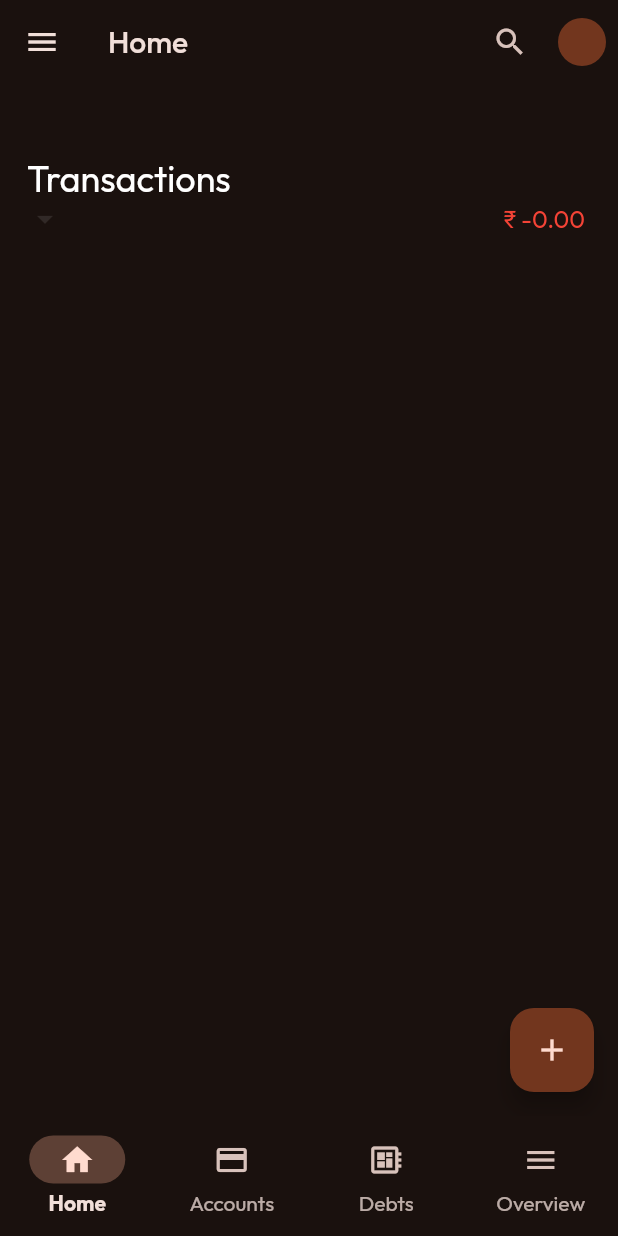
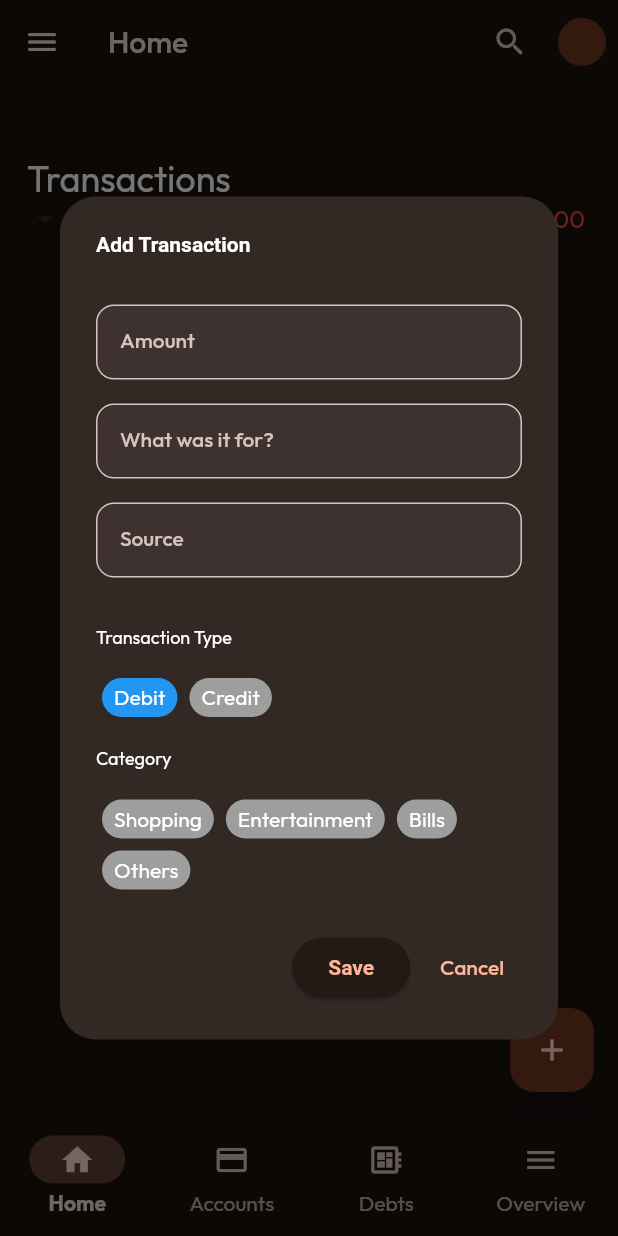
Before and after one commit to aakashjangidme/expense_manager_x, a Flutter app: the screen it shows after launch, after a tap on the "add" icon, on a phone screen of 412 x 824 dp. Run offline on Flutter 3.47's test engine with Material 2 defaults, Android fonts, the phone set to English and light mode, and no system bars; drawn by our look-alikes of dynamic_color; our stand-ins replace flutter_riverpod, freezed_annotation, go_router, google_fonts, hive, hive_flutter and 3 more; missing offline and left inert: flutter_isolate, sms_advanced; accounts and stored records are empty; generated files the repository leaves out were written again.

Commit message:
add txn feature added - mvp

```diff
--- a/lib/app/features/home/data/datasources/local/hive/transaction.dart
+++ b/lib/app/features/home/data/datasources/local/hive/transaction.dart
@@ -1,35 +1,25 @@
+import 'package:freezed_annotation/freezed_annotation.dart';
 import 'package:hive/hive.dart';
 
 import '../../../../../../core/configs/constants.dart';
 
 part 'transaction.g.dart';
 
-@HiveType(typeId: 0)
-class Transaction extends HiveObject {
-  @HiveField(0)
-  int? id;
-  @HiveField(1)
-  String? transactionTitle;
-  @HiveField(2)
-  TxnType? txnType;
-  @HiveField(3)
-  String? transactionSource;
-  @HiveField(4)
-  DateTime? transactionDate;
-  @HiveField(5)
-  double? transactionAmount;
-  @HiveField(6)
-  String? transactionCategory;
-  @HiveField(7)
-  String? txnBody;
+part 'transaction.freezed.dart';
 
-  Transaction(
-      {this.id,
-        this.transactionTitle,
-        this.transactionCategory,
-        this.txnType,
-        this.transactionSource,
-        this.transactionDate,
-        this.transactionAmount,
-        this.txnBody});
+@freezed
+abstract class Transaction extends HiveObject with _$Transaction {
+  Transaction._();
+
+  @HiveType(typeId: 0)
+  factory Transaction({
+    @HiveField(0) required int? id,
+    @HiveField(1) required String? transactionTitle,
+    @HiveField(2) required TxnType? txnType,
+    @HiveField(3) required String? transactionSource,
+    @HiveField(4) required DateTime? transactionDate,
+    @HiveField(5) required double? transactionAmount,
+    @HiveField(6) required String? transactionCategory,
+    @HiveField(7) required String? txnBody,
+  }) = _Transaction;
 }
--- a/lib/app/features/home/domain/repositories/transaction_repository.dart
+++ b/lib/app/features/home/domain/repositories/transaction_repository.dart
@@ -7,4 +7,5 @@ abstract class TransactionRepository {
   Future<void> updateTransaction(TransactionInfo updatedTransaction);
   Future<void> insertTransaction(TransactionInfo newTransactionInfo) ;
   Future<void> deleteTransaction(TransactionInfo newTransactionInfo) ;
+  Future<void> deleteAllTransactions() ;
 }
--- a/lib/app/features/home/presentation/providers/sms_provider.dart
+++ b/lib/app/features/home/presentation/providers/sms_provider.dart
@@ -17,6 +17,7 @@ Future<List<SmsMessage>> fetchSMSMessages(dynamic arg) async {
   return await SmsQuery().querySms(kinds: [SmsQueryKind.Inbox]);
 }
 
+/// Fetches all SMS messages from the device in a background isolate.
 Future<List<SmsMessage>> fetchSMSMessagesInBackground() async {
   log('fetchSMSMessagesInBackground');
   return await flutterCompute(fetchSMSMessages, 1);
@@ -25,27 +26,69 @@ Future<List<SmsMessage>> fetchSMSMessagesInBackground() async {
 @riverpod
 Future<List<TransactionInfo>> transactionListFromSMSIsolate(
     TransactionListFromSMSIsolateRef ref) async {
-  List<TransactionInfo> txnInfoList = [];
+  final transactionRepository = ref.watch(transactionRepositoryProvider);
+  final cachedTransactions = await transactionRepository.getAllTransactions();
+  final smsMessages = await fetchSMSMessages(1);
+
+  final newTransactions = smsMessages
+      .map(extractTransactionalInfo)
+      .where((txn) => !transactionExistsInCache(txn.id, cachedTransactions))
+      .toList();
+
+  // await transactionRepository.deleteAllTransactions();
+
+  await transactionRepository.insertAllTransactions(newTransactions);
+
+  return await transactionRepository.getAllTransactions();
+}
+
+bool transactionExistsInCache(
+    int txnId, List<TransactionInfo> cachedTransactions) {
+  return cachedTransactions.any((txn) => txn.id == txnId);
+}
+
+/*
+@riverpod
+Future<List<TransactionInfo>> transactionListFromSMSIsolate(
+    TransactionListFromSMSIsolateRef ref) async {
+  List<TransactionInfo> finalTxnInfoList = [];
   try {
     log('entering transactionListFromSMSIsolate...');
 
-    final txnRepo = ref.watch(transactionRepositoryProvider);
 
-    // If not, fetch SMS messages on a background isolate
-    final List<SmsMessage> smsList = await fetchSMSMessages(null);
-    log('transactionListFromSMSIsolate::smsList.length ${smsList.length}');
+    final transactionRepository = ref.watch(transactionRepositoryProvider);
+    final cachedTransactions = await transactionRepository.getAllTransactions();
+    final List<SmsMessage> smsMessages  = await _fetchSMSMessages(null);
 
-    txnInfoList = smsList.map(extractTransactionalInfo).toList();
+    log('transactionListFromSMSIsolate::smsMessages .length ${smsMessages .length}');
 
-    log('transactionListFromSMSIsolate::txnInfoList.length ${txnInfoList.length}');
+    final txnInfoListExtractedFromSMS =
+    smsMessages.map(extractTransactionalInfo).toList();
 
-    await txnRepo.insertAllTransactions(txnInfoList);
 
-    log('transactionListFromSMSIsolate::txnList.length ${txnInfoList.length}');
+    final newTransactions = smsMessages
+        .map(extractTransactionalInfo)
+        .where((txn) => !transactionExistsInCache(txn.id, cachedTransactions))
+        .toList();
+
+    log('transactionListFromSMSIsolate::txnInfoListExtractedFromSMS.length ${txnInfoListExtractedFromSMS.length}');
+
+    log('transactionListFromSMSIsolate::txnInfoListFromCache.length ${txnInfoListFromCache.length}');
+
+    for (var txn in txnInfoListExtractedFromSMS) {
+      if (!transactionExistsInCache(txn.id, txnInfoListFromCache)) {
+        await txnRepo.insertTransaction(txn);
+      }
+    }
+
+    final finalTxnInfoList = await txnRepo.getAllTransactions();
+
+    log('transactionListFromSMSIsolate::finalTxnInfoList.length ${finalTxnInfoList.length}');
   } catch (error, stack) {
     log('transactionListFromSMSIsolate::error',
         error: error, stackTrace: stack);
   }
 
-  return txnInfoList;
+  return finalTxnInfoList;
 }
+*/
--- a/lib/app/features/home/presentation/providers/transaction_provider.dart
+++ b/lib/app/features/home/presentation/providers/transaction_provider.dart
@@ -7,9 +7,10 @@ import 'package:riverpod_annotation/riverpod_annotation.dart';
 
 import '../../../../core/configs/constants.dart';
 import '../../domain/models/transaction_info.dart';
+import '../../domain/providers/txn_repository_provider.dart';
 
 part 'transaction_provider.g.dart';
-
+/*
 @riverpod
 List<TransactionInfo> debitTransactions(DebitTransactionsRef ref) {
   final txnList = ref.watch(transactionListFromSMSIsolateProvider);
@@ -23,6 +24,7 @@ List<TransactionInfo> debitTransactions(DebitTransactionsRef ref) {
       .where((element) => element.txnType == TxnType.debit)
       .toList();
 }
+*/
 
 // Provider for handling permission status
 @riverpod
@@ -40,7 +42,6 @@ class SMSPermissionStatus extends _$SMSPermissionStatus {
 class FilteredTransactions extends _$FilteredTransactions {
   @override
   Future<List<TransactionInfo>> build() async {
-    // final smsMessagesProvider = ref.watch(sMSNotifierProvider);
     final selectedMonth = ref.watch(selectedMonthProvider);
     final debitTransactions = ref.watch(debitTransactionsProvider);
 
@@ -57,6 +58,10 @@ class FilteredTransactions extends _$FilteredTransactions {
         return formattedDate == selectedMonth;
       }).toList();
     }
+
+    // Sort the filtered transactions by transactionDate
+    filteredTransactions
+        .sort((a, b) => b.transactionDate.compareTo(a.transactionDate));
 
     return filteredTransactions;
   }
@@ -134,3 +139,32 @@ List<String> uniqueMonths(UniqueMonthsRef ref) {
 
   return [];
 }
+
+@riverpod
+class DebitTransactions extends _$DebitTransactions {
+  @override
+  List<TransactionInfo> build() {
+    final txnList = ref.watch(transactionListFromSMSIsolateProvider);
+
+    log('debitTransactions::txnList.hasValue ${txnList.hasValue}');
+
+    if (!txnList.hasValue) {
+      return [];
+    }
+
+    return txnList.valueOrNull!
+        .where((element) => element.txnType == TxnType.debit)
+        .toList();
+  }
+
+  Future<void> addTransaction(TransactionInfo info) async {
+    final txnRepo = ref.watch(transactionRepositoryProvider);
+
+    await txnRepo.insertTransaction(info);
+
+    final txnList = await txnRepo.getAllTransactions();
+
+    state =
+        txnList.where((element) => element.txnType == TxnType.debit).toList();
+  }
+}
--- a/lib/app/features/home/presentation/screens/home_screen.dart
+++ b/lib/app/features/home/presentation/screens/home_screen.dart
@@ -6,6 +6,7 @@ import 'package:sliver_tools/sliver_tools.dart';
 
 import '../../../../shared/widgets/custom_app_bar.dart';
 import '../providers/transaction_provider.dart';
+import '../widgets/add_txn_overlay.dart';
 import '../widgets/custom_heading.dart';
 import '../widgets/month_selector.dart';
 import '../widgets/total_balance_widget.dart';
@@ -30,7 +31,7 @@ class HomeScreen extends ConsumerWidget {
         key: const Key('accounts_mobile_appbar'),
       ),
       floatingActionButton: FloatingActionButton(
-        onPressed: () {},
+        onPressed: () => _showAddTransactionOverlay(context),
         child: const Icon(Icons.add),
       ),
       key: const Key('accounts_mobile'),
@@ -100,3 +101,8 @@ class HomeScreen extends ConsumerWidget {
         .updatePermissionStatus(status);
   }
 }
+
+void _showAddTransactionOverlay(BuildContext context) async {
+  await showDialog(
+      context: context, builder: (context) => const AddTxnOverlay());
+}
--- /dev/null
+++ b/lib/app/features/home/presentation/widgets/add_txn_overlay.dart
@@ -0,0 +1,252 @@
+import 'dart:developer';
+
+import 'package:expense_manager_x/app/core/configs/constants.dart';
+import 'package:flutter/material.dart';
+import 'package:flutter_riverpod/flutter_riverpod.dart';
+
+import '../../domain/models/transaction_info.dart';
+import '../providers/transaction_provider.dart';
+
+class InputFieldDescription {
+  final String label;
+  final String value;
+  final void Function(String?)? onSaved;
+  final String? Function(String?)? validator;
+
+  final dynamic providerName;
+
+  InputFieldDescription({
+    required this.label,
+    required this.value,
+    required this.providerName,
+    this.onSaved,
+    this.validator,
+  });
+}
+
+final fieldDescriptions = [
+  InputFieldDescription(
+      label: 'Amount',
+      value: 'Amount',
+      providerName: amountProvider,
+      validator: (value) {
+        if (value!.isEmpty) {
+          return "enter some amount!";
+        }
+        return null;
+      }),
+  InputFieldDescription(
+      label: 'What was it for?',
+      value: 'What was it for?',
+      providerName: titleProvider),
+  InputFieldDescription(
+    label: 'Source',
+    value: 'Source',
+    providerName: sourceProvider,
+  ),
+
+  // Add more input field descriptions here
+];
+
+final titleProvider = StateProvider.autoDispose<String?>((ref) => null);
+final sourceProvider = StateProvider.autoDispose<String?>((ref) => null);
+final typeProvider = StateProvider.autoDispose<TxnType>((ref) => TxnType.debit);
+final amountProvider = StateProvider.autoDispose<String?>((ref) => null);
+final categoryProvider = StateProvider.autoDispose<String>((ref) => '');
+
+class AddTxnOverlay extends ConsumerStatefulWidget {
+  const AddTxnOverlay({super.key});
+
+  @override
+  ConsumerState<AddTxnOverlay> createState() => _AddTxnOverlayState();
+}
+
+class _AddTxnOverlayState extends ConsumerState<AddTxnOverlay> {
+  final GlobalKey<FormState> _formKey = GlobalKey<FormState>();
+
+  void _saveTransaction() async {
+    if (_formKey.currentState!.validate()) {
+      _formKey.currentState!.save();
+
+      // Data is valid, you can save the transaction
+      // Create a TransactionInfo object and save it to your data store
+
+      final String amt = ref.watch(amountProvider) ?? "0";
+      final String txnTitle = ref.watch(titleProvider) ?? "";
+      final String transactionSource = ref.watch(sourceProvider) ?? "";
+
+      TransactionInfo newTxn = TransactionInfo(
+        id: 940,
+        // Replace with the appropriate ID
+        transactionTitle: txnTitle.trim().isEmpty ? "Unknown" : txnTitle.trim(),
+        txnType: ref.read(typeProvider),
+        transactionSource:
+            transactionSource.trim().isEmpty ? "" : transactionSource.trim(),
+        transactionDate: DateTime.now(),
+        transactionAmount: double.tryParse(amt) ?? 0,
+        transactionCategory: ref.read(categoryProvider),
+        txnBody: "",
+      );
+
+      log(newTxn.toString());
+
+      await ref.read(debitTransactionsProvider.notifier).addTransaction(newTxn);
+
+      if (context.mounted) {
+        ScaffoldMessenger.of(context).showSnackBar(
+          const SnackBar(
+            content: Text('Transaction saved successfully!'),
+            duration: Duration(seconds: 2),
+          ),
+        );
+
+        _formKey.currentState!.reset();
+        Navigator.of(context).pop(true);
+      }
+    }
+  }
+
+  Widget _buildTextFormField(InputFieldDescription field) {
+    return Consumer(
+      builder: (BuildContext context, WidgetRef ref, Widget? child) {
+        final state = ref.watch(field.providerName!);
+        return TextFormField(
+          initialValue: state,
+          decoration: InputDecoration(labelText: field.label),
+          validator: field.validator,
+          onSaved: (value) {
+            ref.read(field.providerName!.notifier).state = value!;
+          },
+          keyboardType: field.label == 'Amount'
+              ? TextInputType.number
+              : TextInputType.text,
+        );
+      },
+    );
+  }
+
+  @override
+  void dispose() {
+    super.dispose();
+  }
+
+  @override
+  Widget build(BuildContext context) {
+    return AlertDialog(
+      title: const Text("Add Transaction"),
+      content: SingleChildScrollView(
+        child: Form(
+          key: _formKey,
+          child: Column(
+            crossAxisAlignment: CrossAxisAlignment.start,
+            children: <Widget>[
+              const SizedBox(height: 16.0),
+              for (var field in fieldDescriptions) ...[
+                _buildTextFormField(field),
+                const SizedBox(height: 16.0),
+              ],
+              const SizedBox(height: 16.0),
+              Text(
+                "Transaction Type",
+                style: Theme.of(context).textTheme.labelMedium,
+              ),
+              const SizedBox(height: 16.0),
+              Row(
+                mainAxisAlignment: MainAxisAlignment.start,
+                children: _buildTxnTypePills(),
+              ),
+              const SizedBox(height: 16.0),
+              Text(
+                "Category",
+                style: Theme.of(context).textTheme.labelMedium,
+              ),
+              const SizedBox(height: 16.0),
+              Wrap(
+                crossAxisAlignment: WrapCrossAlignment.start,
+                alignment: WrapAlignment.start,
+                children: _buildCategoryPills(),
+              ),
+            ],
+          ),
+        ),
+      ),
+      actions: <Widget>[
+        ElevatedButton(
+          onPressed: _saveTransaction,
+          child: const Text("Save"),
+        ),
+        TextButton(
+          onPressed: () {
+            Navigator.of(context).pop();
+          },
+          child: const Text("Cancel"),
+        ),
+      ],
+    );
+  }
+
+  List<Widget> _buildCategoryPills() {
+    final categories = [
+      "Shopping",
+      "Entertainment",
+      "Bills",
+      "Others"
+    ]; // Define your categories here
+    List<Widget> pills = [];
+    for (final category in categories) {
+      pills.add(
+        GestureDetector(
+          onTap: () {
+            ref.read(categoryProvider.notifier).state = category;
+          },
+          child: Container(
+            margin: const EdgeInsets.all(4.0),
+            padding: const EdgeInsets.symmetric(horizontal: 8.0, vertical: 4.0),
+            decoration: BoxDecoration(
+              color: ref.watch(categoryProvider) == category
+                  ? Colors.blue
+                  : Colors.grey,
+              borderRadius: BorderRadius.circular(16.0),
+            ),
+            child: Text(category),
+          ),
+        ),
+      );
+    }
+    return pills;
+  }
+
+  List<Widget> _buildTxnTypePills() {
+    final categories = [
+      "Debit",
+      "Credit",
+    ]; // Define your categories here
+    List<Widget> pills = [];
+    for (final category in categories) {
+      pills.add(
+        GestureDetector(
+          onTap: () {
+            ref.read(typeProvider.notifier).state = category == "Credit"
+                ? TxnType.credit
+                : category == "Debit"
+                    ? TxnType.debit
+                    : TxnType.debit;
+          },
+          child: Container(
+            margin: const EdgeInsets.all(4.0),
+            padding: const EdgeInsets.symmetric(horizontal: 8.0, vertical: 4.0),
+            decoration: BoxDecoration(
+              color: ref.watch(typeProvider).name.toUpperCase() ==
+                      category.toUpperCase()
+                  ? Colors.blue
+                  : Colors.grey,
+              borderRadius: BorderRadius.circular(16.0),
+            ),
+            child: Text(category),
+          ),
+        ),
+      );
+    }
+    return pills;
+  }
+}
--- a/lib/main.dart
+++ b/lib/main.dart
@@ -21,7 +21,7 @@ void main() async {
 
 Future<void> initialiseHive() async {
   await Hive.initFlutter();
-  Hive.registerAdapter(TransactionAdapter());
+  Hive.registerAdapter(TransactionImplAdapter());
   Hive.registerAdapter(TxnTypeAdapter());
   await Hive.openBox<Transaction>('transactions');
 }
```
Also changed, not shown: lib/app/features/home/data/repositories/transaction_repository_impl.dart (+12 -2 lines), lib/app/features/home/data/datasources/local/hive/transaction.freezed.dart (added), lib/app/features/home/data/datasources/local/hive/transaction.g.dart, lib/app/features/home/domain/providers/txn_repository_provider.g.dart, lib/app/features/home/presentation/providers/sms_provider.g.dart, lib/app/features/home/presentation/providers/transaction_provider.g.dart.
